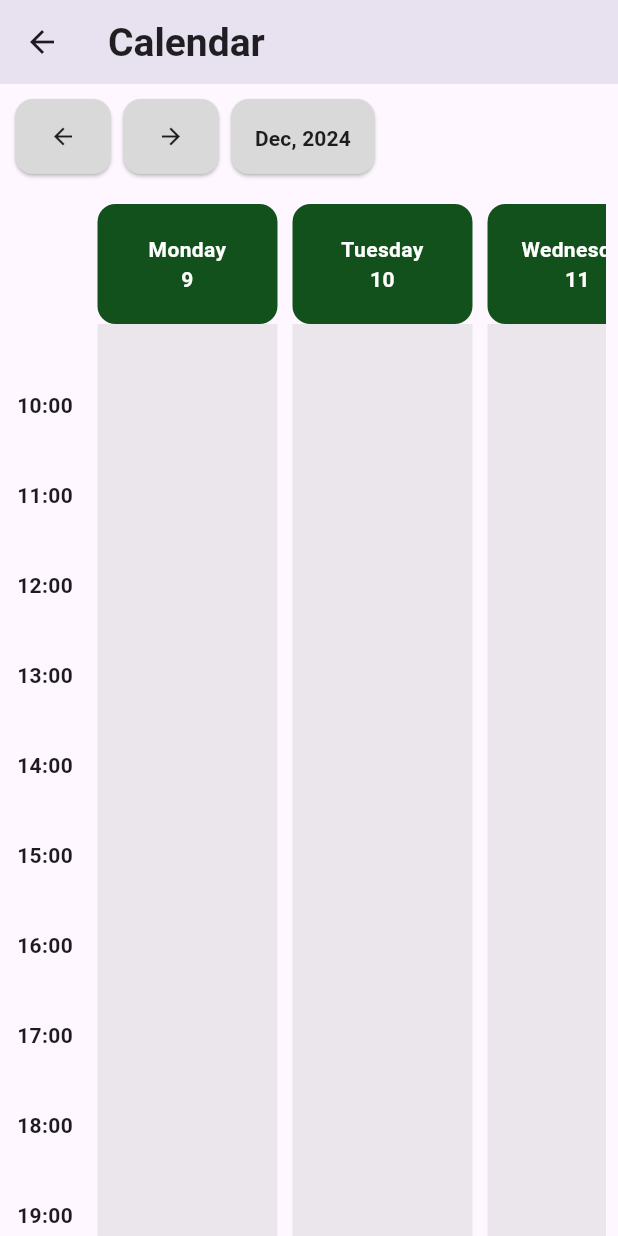
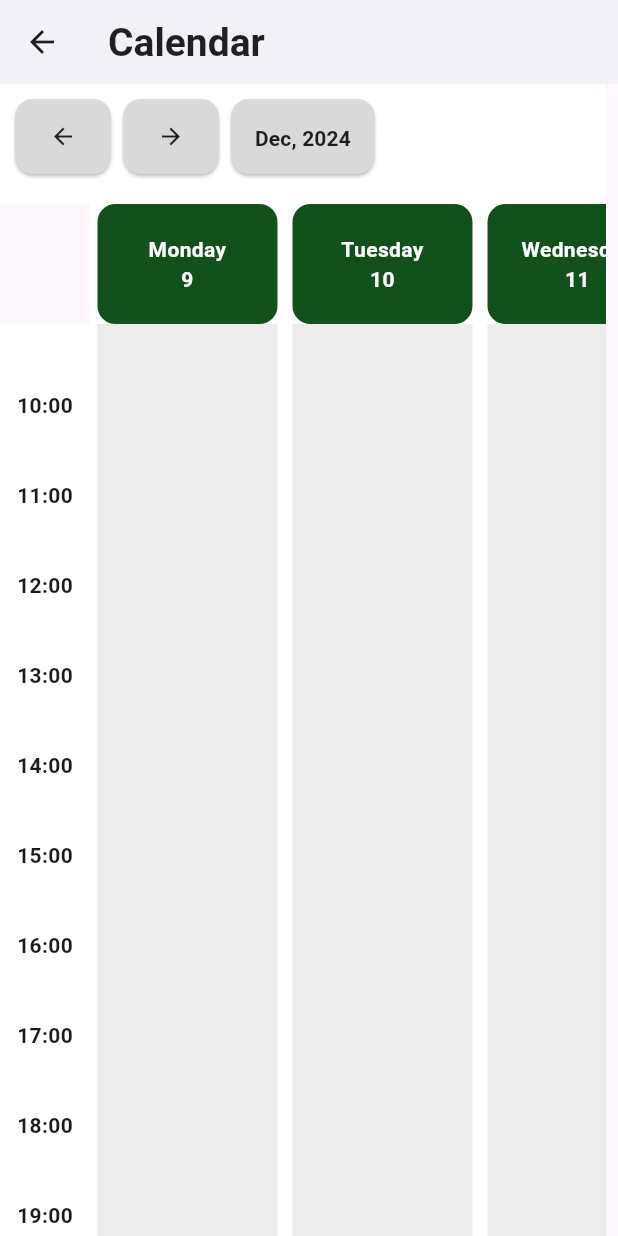
Before and after one commit to wizardap/vnu_student, a Flutter app: the CalendarScreen screen opened directly, scrolled down 576 dp, on a phone screen of 412 x 824 dp. Run offline on Flutter 3.47's test engine with Material 3 defaults, Android fonts, the phone set to English and light mode, and no system bars; our stand-ins replace carousel_slider, cloud_firestore, firebase_auth, firebase_core, fl_chart, pie_chart; accounts and stored records are empty.

Commit message:
update ui setting

```diff
--- a/lib/core/constants/constants.dart
+++ b/lib/core/constants/constants.dart
@@ -2,6 +2,7 @@ import 'package:flutter/material.dart';
 
 // Màu sắc
 class AppColors {
+  static const Color backgroundColor = Colors.white;
   static const Color primaryGreen = Color(0xFF13511C); // Màu xanh header bảng
   static const Color lightGray = Color(0xFFD9D9D9); // Màu xám nhạt
   static const Color shadowGray = Colors.black12; // Màu bóng mờ
```
